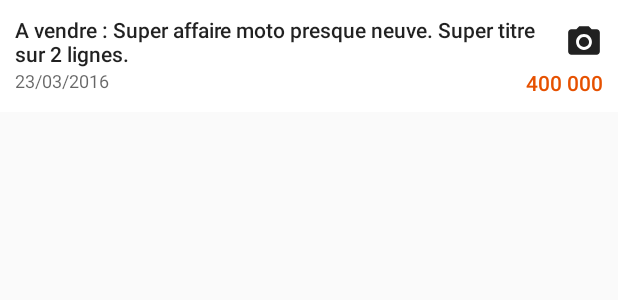
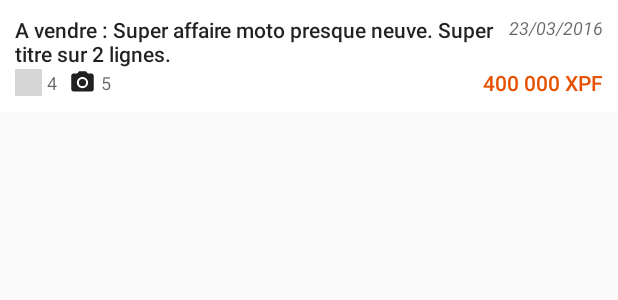
Before and after one commit to olivejp/Oliweb, an Android app: the layout adapter_annonce_raw.xml on its own in the app's theme, with its tools: preview values and no code run, on a phone screen of 412 x 824 dp. Shown: the top 300 px of the screen. Run offline under Robolectric (Android 15) with nearby library versions, the phone set to English and light mode, and no system bars; grey boxes are pictures that could not be loaded.

Commit message:
Feat : New adapter UI

```diff
--- a/app/src/main/res/layout/adapter_annonce_raw.xml
+++ b/app/src/main/res/layout/adapter_annonce_raw.xml
@@ -40,10 +40,10 @@
         android:id="@+id/normal_layout_raw"
         android:layout_width="match_parent"
         android:layout_height="match_parent"
+        android:background="@android:color/white"
         android:clickable="true"
         android:focusable="true"
         android:foreground="@drawable/ripple_recycler_view"
-        android:background="@android:color/white"
         android:padding="10dp">
 
         <TextView
@@ -52,51 +52,74 @@
             android:layout_height="0dp"
             android:visibility="invisible" />
 
-        <LinearLayout
-            android:id="@+id/linear_titre"
-            android:layout_width="match_parent"
+        <TextView
+            android:id="@+id/text_date_publication_annonce_raw"
+            style="@style/TextAppearance.AppCompat.Caption"
+            android:layout_width="wrap_content"
             android:layout_height="wrap_content"
-            android:orientation="horizontal"
-            app:layout_constraintLeft_toLeftOf="parent"
+            android:gravity="center_vertical|start"
+            android:textStyle="italic"
+            app:layout_constraintLeft_toRightOf="@+id/text_titre_annonce_raw"
             app:layout_constraintRight_toRightOf="parent"
-            app:layout_constraintTop_toTopOf="parent">
-
-
-        </LinearLayout>
+            app:layout_constraintTop_toTopOf="parent"
+            tools:text="23/03/2016" />
 
         <TextView
             android:id="@+id/text_titre_annonce_raw"
             style="@style/TextAppearance.AppCompat.Body2"
             android:layout_width="0dp"
             android:layout_height="wrap_content"
-            android:gravity="center_vertical"
+            android:layout_marginEnd="5dp"
+            android:gravity="center_vertical|start"
             app:layout_constraintBottom_toTopOf="@+id/text_prix_annonce_raw"
             app:layout_constraintLeft_toLeftOf="parent"
-            app:layout_constraintRight_toLeftOf="@+id/img_photo_raw"
+            app:layout_constraintRight_toLeftOf="@+id/text_date_publication_annonce_raw"
             app:layout_constraintTop_toTopOf="parent"
             tools:text="A vendre : Super affaire moto presque neuve. Super titre sur 2 lignes." />
 
+        <TextView
+            android:id="@+id/text_nb_photos"
+            style="@style/TextAppearance.AppCompat.Caption"
+            android:layout_width="wrap_content"
+            android:layout_height="wrap_content"
+            android:layout_marginStart="3dp"
+            android:gravity="center_vertical"
+            app:layout_constraintBottom_toBottomOf="parent"
+            app:layout_constraintLeft_toRightOf="@id/img_photo_raw"
+            app:layout_constraintTop_toBottomOf="@+id/text_titre_annonce_raw"
+            tools:text="5" />
+
         <ImageView
             android:id="@+id/img_photo_raw"
-            android:layout_width="25dp"
-            android:layout_height="25dp"
-            app:layout_constraintBottom_toBottomOf="@+id/text_titre_annonce_raw"
-            app:layout_constraintLeft_toRightOf="@+id/text_titre_annonce_raw"
-            app:layout_constraintRight_toRightOf="parent"
-            app:layout_constraintTop_toTopOf="@+id/text_titre_annonce_raw"
+            android:layout_width="18dp"
+            android:layout_height="18dp"
+            android:layout_marginStart="8dp"
+            app:layout_constraintBottom_toBottomOf="parent"
+            app:layout_constraintLeft_toRightOf="@+id/text_nb_conversations"
+            app:layout_constraintTop_toBottomOf="@+id/text_titre_annonce_raw"
             app:srcCompat="@drawable/ic_photo_camera_grey_900_48dp" />
 
+        <ImageView
+            android:id="@+id/img_conversation_raw"
+            android:layout_width="18dp"
+            android:layout_height="18dp"
+            app:layout_constraintBottom_toBottomOf="parent"
+            app:layout_constraintLeft_toLeftOf="parent"
+            app:layout_constraintTop_toBottomOf="@+id/text_titre_annonce_raw"
+            app:srcCompat="@drawable/ic_people_grey_900_48dp" />
+
         <TextView
-            android:id="@+id/text_date_publication_annonce_raw"
+            android:id="@+id/text_nb_conversations"
             style="@style/TextAppearance.AppCompat.Caption"
             android:layout_width="0dp"
-            android:layout_height="0dp"
-            android:gravity="start"
-            app:layout_constraintLeft_toLeftOf="parent"
-            app:layout_constraintRight_toLeftOf="@id/text_prix_annonce_raw"
-            app:layout_constraintTop_toTopOf="@+id/text_prix_annonce_raw"
-            app:layout_constraintBottom_toBottomOf="@id/text_prix_annonce_raw"
-            tools:text="23/03/2016" />
+            android:layout_height="wrap_content"
+            android:layout_marginStart="3dp"
+            android:gravity="center_vertical"
+            app:layout_constraintBottom_toBottomOf="parent"
+            app:layout_constraintStart_toEndOf="@+id/img_conversation_raw"
+            app:layout_constraintTop_toBottomOf="@+id/text_titre_annonce_raw"
+            tools:text="4" />
+
 
         <TextView
             android:id="@+id/text_prix_annonce_raw"
@@ -106,10 +129,9 @@
             android:gravity="end"
             android:textColor="@color/colorAccent"
             app:layout_constraintBottom_toBottomOf="parent"
-            app:layout_constraintLeft_toRightOf="@id/text_date_publication_annonce_raw"
             app:layout_constraintRight_toRightOf="parent"
             app:layout_constraintTop_toBottomOf="@+id/text_titre_annonce_raw"
-            tools:text="400 000" />
+            tools:text="400 000 XPF" />
     </android.support.constraint.ConstraintLayout>
 
 </FrameLayout>
```
